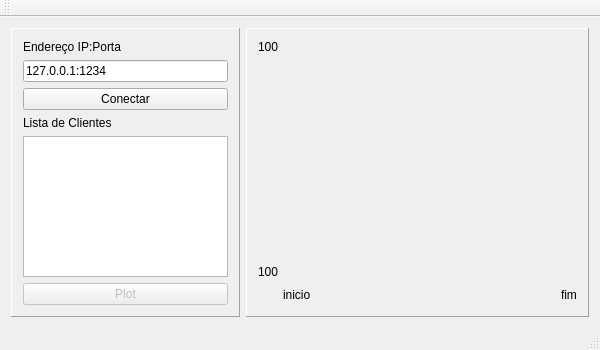
DenisMedeiros/DCA0201QTProject, file QTDataPlotter/mainwindow.ui: the form before one commit.
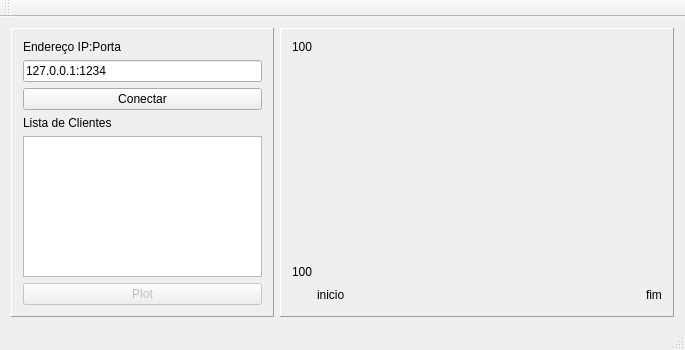
The form after the commit. Icons and pictures are not drawn. Custom widgets are drawn as their Qt base class.

Patch:
```diff
--- a/QTDataPlotter/mainwindow.ui
+++ b/QTDataPlotter/mainwindow.ui
@@ -6,7 +6,7 @@
    <rect>
     <x>0</x>
     <y>0</y>
-    <width>600</width>
+    <width>685</width>
     <height>350</height>
    </rect>
   </property>
@@ -18,7 +18,7 @@
   </property>
   <property name="minimumSize">
    <size>
-    <width>600</width>
+    <width>685</width>
     <height>350</height>
    </size>
   </property>
```
Left out of the diff: 4 changed lines with no effect on the pictures.
